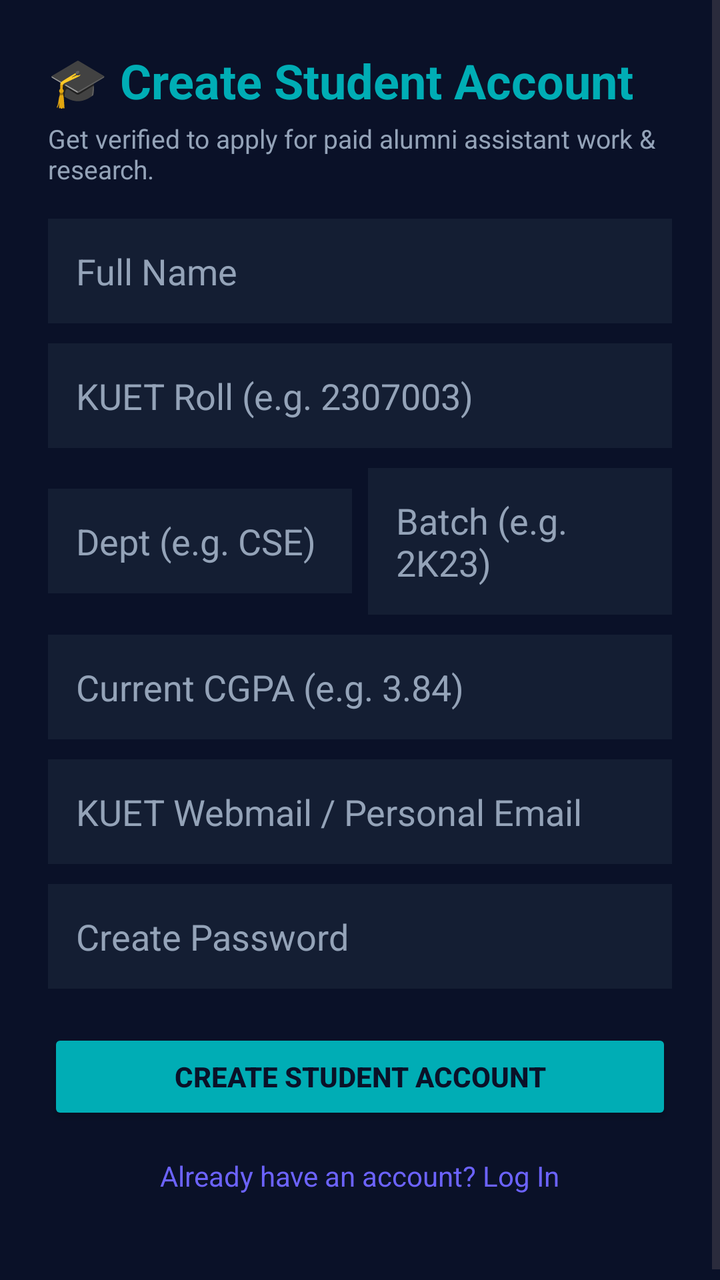
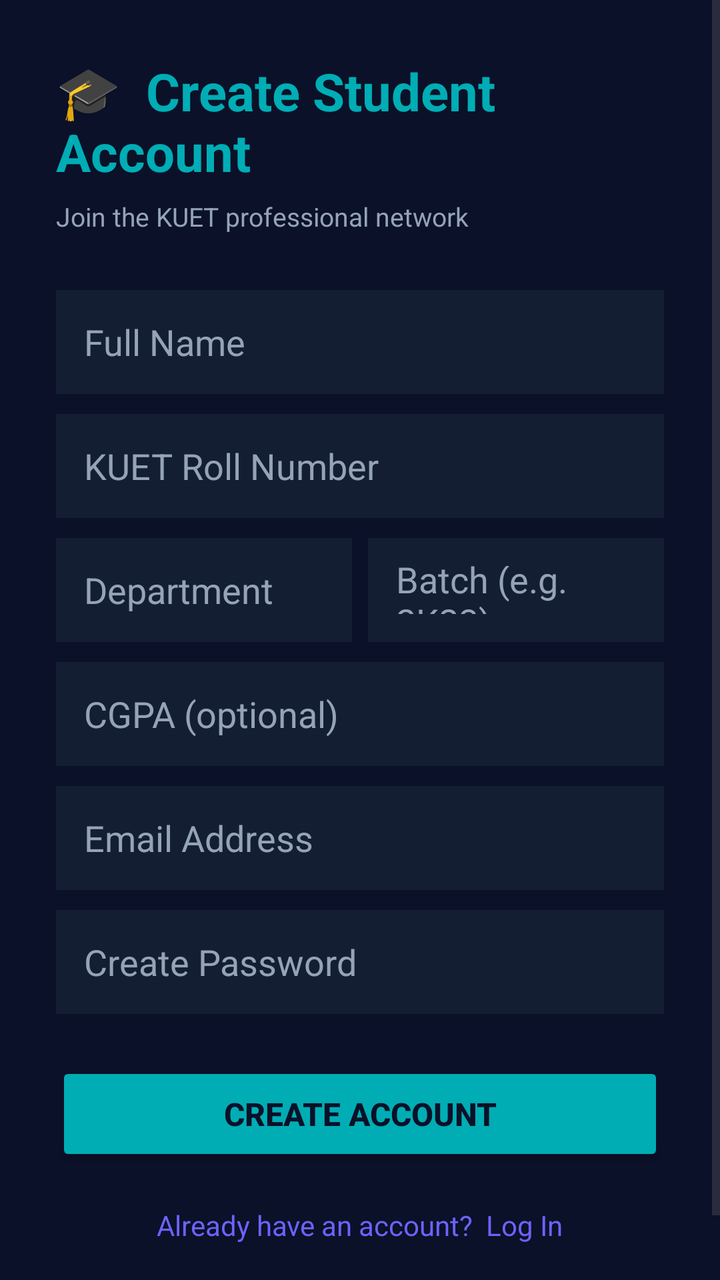

An Android layout rendered at two revisions. The XML below is the earlier revision; the diff shows what the commit changed to produce the second picture.
<!-- AndroidManifest.xml: activity theme Theme.WizardsOfTeligati -->
<!-- res/layout/activity_student_register.xml -->
<?xml version="1.0" encoding="utf-8"?>
<ScrollView xmlns:android="http://schemas.android.com/apk/res/android"
    android:layout_width="match_parent"
    android:layout_height="match_parent"
    android:background="@color/deep_navy"
    android:fillViewport="true">

    <LinearLayout
        android:layout_width="match_parent"
        android:layout_height="wrap_content"
        android:orientation="vertical"
        android:padding="24dp">

        <TextView
            android:layout_width="wrap_content"
            android:layout_height="wrap_content"
            android:text="🎓 Create Student Account"
            android:textColor="@color/mystic_cyan"
            android:textSize="24sp"
            android:textStyle="bold" />

        <TextView
            android:layout_width="wrap_content"
            android:layout_height="wrap_content"
            android:layout_marginTop="4dp"
            android:text="Get verified to apply for paid alumni assistant work &amp; research."
            android:textColor="@color/text_secondary"
            android:textSize="13sp" />

        <EditText
            android:id="@+id/etRegStudentName"
            android:layout_width="match_parent"
            android:layout_height="wrap_content"
            android:layout_marginTop="16dp"
            android:background="@color/card_dark"
            android:hint="Full Name"
            android:padding="14dp"
            android:textColor="@color/text_primary"
            android:textColorHint="@color/text_secondary" />

        <EditText
            android:id="@+id/etRegStudentRoll"
            android:layout_width="match_parent"
            android:layout_height="wrap_content"
            android:layout_marginTop="10dp"
            android:background="@color/card_dark"
            android:hint="KUET Roll (e.g. 2307003)"
            android:inputType="number"
            android:padding="14dp"
            android:textColor="@color/text_primary"
            android:textColorHint="@color/text_secondary" />

        <LinearLayout
            android:layout_width="match_parent"
            android:layout_height="wrap_content"
            android:layout_marginTop="10dp"
            android:orientation="horizontal">

            <EditText
                android:id="@+id/etRegStudentDept"
                android:layout_width="0dp"
                android:layout_height="wrap_content"
                android:layout_weight="1"
                android:background="@color/card_dark"
                android:hint="Dept (e.g. CSE)"
                android:padding="14dp"
                android:textColor="@color/text_primary"
                android:textColorHint="@color/text_secondary" />

            <EditText
                android:id="@+id/etRegStudentBatch"
                android:layout_width="0dp"
                android:layout_height="wrap_content"
                android:layout_marginStart="8dp"
                android:layout_weight="1"
                android:background="@color/card_dark"
                android:hint="Batch (e.g. 2K23)"
                android:padding="14dp"
                android:textColor="@color/text_primary"
                android:textColorHint="@color/text_secondary" />
        </LinearLayout>

        <EditText
            android:id="@+id/etRegStudentCgpa"
            android:layout_width="match_parent"
            android:layout_height="wrap_content"
            android:layout_marginTop="10dp"
            android:background="@color/card_dark"
            android:hint="Current CGPA (e.g. 3.84)"
            android:inputType="numberDecimal"
            android:padding="14dp"
            android:textColor="@color/text_primary"
            android:textColorHint="@color/text_secondary" />

        <EditText
            android:id="@+id/etRegStudentEmail"
            android:layout_width="match_parent"
            android:layout_height="wrap_content"
            android:layout_marginTop="10dp"
            android:background="@color/card_dark"
            android:hint="KUET Webmail / Personal Email"
            android:inputType="textEmailAddress"
            android:padding="14dp"
            android:textColor="@color/text_primary"
            android:textColorHint="@color/text_secondary" />

        <EditText
            android:id="@+id/etRegStudentPassword"
            android:layout_width="match_parent"
            android:layout_height="wrap_content"
            android:layout_marginTop="10dp"
            android:background="@color/card_dark"
            android:hint="Create Password"
            android:inputType="textPassword"
            android:padding="14dp"
            android:textColor="@color/text_primary"
            android:textColorHint="@color/text_secondary" />

        <Button
            android:id="@+id/btnCreateStudentAccount"
            android:layout_width="match_parent"
            android:layout_height="wrap_content"
            android:layout_marginTop="20dp"
            android:backgroundTint="@color/mystic_cyan"
            android:padding="14dp"
            android:text="Create Student Account"
            android:textColor="@color/deep_navy"
            android:textStyle="bold" />

        <TextView
            android:id="@+id/tvBackToStudentLogin"
            android:layout_width="wrap_content"
            android:layout_height="wrap_content"
            android:layout_gravity="center_horizontal"
            android:layout_marginTop="16dp"
            android:layout_marginBottom="24dp"
            android:text="Already have an account? Log In"
            android:textColor="@color/accent_purple"
            android:textSize="14sp" />
    </LinearLayout>
</ScrollView>
<!-- resources referenced by this layout -->
<resources>
  <color name="accent_purple">#6C63FF</color>
  <color name="card_dark">#141E33</color>
  <color name="deep_navy">#0A1128</color>
  <color name="mystic_cyan">#00ADB5</color>
  <color name="text_primary">#F1F5F9</color>
  <color name="text_secondary">#94A3B8</color>
  <style name="Theme.WizardsOfTeligati" parent="Theme.Material3.DayNight.NoActionBar">
          <item name="colorPrimary">@color/mystic_cyan</item>
          <item name="colorSecondary">@color/accent_purple</item>
          <item name="android:windowBackground">@color/deep_navy</item>
          <item name="colorSurface">@color/card_dark</item>
          <item name="colorOnSurface">@color/text_primary</item>
          <item name="colorOnPrimary">@color/deep_navy</item>
      </style>
</resources>

<!-- the commit's change to res/layout/activity_student_register.xml (unified diff, before → after) -->
@@ -9,60 +9,61 @@
         android:layout_width="match_parent"
         android:layout_height="wrap_content"
         android:orientation="vertical"
-        android:padding="24dp">
+        android:padding="28dp">
 
         <TextView
             android:layout_width="wrap_content"
             android:layout_height="wrap_content"
-            android:text="🎓 Create Student Account"
+            android:text="🎓  Create Student Account"
             android:textColor="@color/mystic_cyan"
-            android:textSize="24sp"
-            android:textStyle="bold" />
+            android:textSize="26sp"
+            android:textStyle="bold"
+            android:layout_marginBottom="6dp"/>
 
         <TextView
             android:layout_width="wrap_content"
             android:layout_height="wrap_content"
-            android:layout_marginTop="4dp"
-            android:text="Get verified to apply for paid alumni assistant work &amp; research."
+            android:text="Join the KUET professional network"
             android:textColor="@color/text_secondary"
-            android:textSize="13sp" />
+            android:textSize="13sp"
+            android:layout_marginBottom="28dp"/>
 
         <EditText
             android:id="@+id/etRegStudentName"
             android:layout_width="match_parent"
-            android:layout_height="wrap_content"
-            android:layout_marginTop="16dp"
+            android:layout_height="52dp"
             android:background="@color/card_dark"
             android:hint="Full Name"
             android:padding="14dp"
             android:textColor="@color/text_primary"
-            android:textColorHint="@color/text_secondary" />
+            android:textColorHint="@color/text_secondary"
+            android:layout_marginBottom="10dp"/>
 
         <EditText
             android:id="@+id/etRegStudentRoll"
             android:layout_width="match_parent"
-            android:layout_height="wrap_content"
-            android:layout_marginTop="10dp"
+            android:layout_height="52dp"
             android:background="@color/card_dark"
-            android:hint="KUET Roll (e.g. 2307003)"
+            android:hint="KUET Roll Number"
             android:inputType="number"
             android:padding="14dp"
             android:textColor="@color/text_primary"
-            android:textColorHint="@color/text_secondary" />
+            android:textColorHint="@color/text_secondary"
+            android:layout_marginBottom="10dp"/>
 
         <LinearLayout
             android:layout_width="match_parent"
-            android:layout_height="wrap_content"
-            android:layout_marginTop="10dp"
-            android:orientation="horizontal">
+            android:layout_height="52dp"
+            android:orientation="horizontal"
+            android:layout_marginBottom="10dp">
 
             <EditText
                 android:id="@+id/etRegStudentDept"
                 android:layout_width="0dp"
-                android:layout_height="wrap_content"
+                android:layout_height="match_parent"
                 android:layout_weight="1"
                 android:background="@color/card_dark"
-                android:hint="Dept (e.g. CSE)"
+                android:hint="Department"
                 android:padding="14dp"
                 android:textColor="@color/text_primary"
                 android:textColorHint="@color/text_secondary" />
@@ -70,7 +71,7 @@
             <EditText
                 android:id="@+id/etRegStudentBatch"
                 android:layout_width="0dp"
-                android:layout_height="wrap_content"
+                android:layout_height="match_parent"
                 android:layout_marginStart="8dp"
                 android:layout_weight="1"
                 android:background="@color/card_dark"
@@ -83,59 +84,59 @@
         <EditText
             android:id="@+id/etRegStudentCgpa"
             android:layout_width="match_parent"
-            android:layout_height="wrap_content"
-            android:layout_marginTop="10dp"
+            android:layout_height="52dp"
             android:background="@color/card_dark"
-            android:hint="Current CGPA (e.g. 3.84)"
+            android:hint="CGPA (optional)"
             android:inputType="numberDecimal"
             android:padding="14dp"
             android:textColor="@color/text_primary"
-            android:textColorHint="@color/text_secondary" />
+            android:textColorHint="@color/text_secondary"
+            android:layout_marginBottom="10dp"/>
 
         <EditText
             android:id="@+id/etRegStudentEmail"
             android:layout_width="match_parent"
-            android:layout_height="wrap_content"
-            android:layout_marginTop="10dp"
+            android:layout_height="52dp"
             android:background="@color/card_dark"
-            android:hint="KUET Webmail / Personal Email"
+            android:hint="Email Address"
             android:inputType="textEmailAddress"
             android:padding="14dp"
             android:textColor="@color/text_primary"
-            android:textColorHint="@color/text_secondary" />
+            android:textColorHint="@color/text_secondary"
+            android:layout_marginBottom="10dp"/>
 
         <EditText
             android:id="@+id/etRegStudentPassword"
             android:layout_width="match_parent"
-            android:layout_height="wrap_content"
-            android:layout_marginTop="10dp"
+            android:layout_height="52dp"
             android:background="@color/card_dark"
             android:hint="Create Password"
             android:inputType="textPassword"
             android:padding="14dp"
             android:textColor="@color/text_primary"
-            android:textColorHint="@color/text_secondary" />
+            android:textColorHint="@color/text_secondary"
+            android:layout_marginBottom="24dp"/>
 
         <Button
             android:id="@+id/btnCreateStudentAccount"
             android:layout_width="match_parent"
-            android:layout_height="wrap_content"
-            android:layout_marginTop="20dp"
+            android:layout_height="52dp"
             android:backgroundTint="@color/mystic_cyan"
-            android:padding="14dp"
-            android:text="Create Student Account"
+            android:text="Create Account"
             android:textColor="@color/deep_navy"
-            android:textStyle="bold" />
+            android:textSize="16sp"
+            android:textStyle="bold"
+            android:layout_marginBottom="20dp"/>
 
         <TextView
             android:id="@+id/tvBackToStudentLogin"
             android:layout_width="wrap_content"
             android:layout_height="wrap_content"
             android:layout_gravity="center_horizontal"
-            android:layout_marginTop="16dp"
             android:layout_marginBottom="24dp"
-            android:text="Already have an account? Log In"
+            android:text="Already have an account?  Log In"
             android:textColor="@color/accent_purple"
             android:textSize="14sp" />
+
     </LinearLayout>
 </ScrollView>
